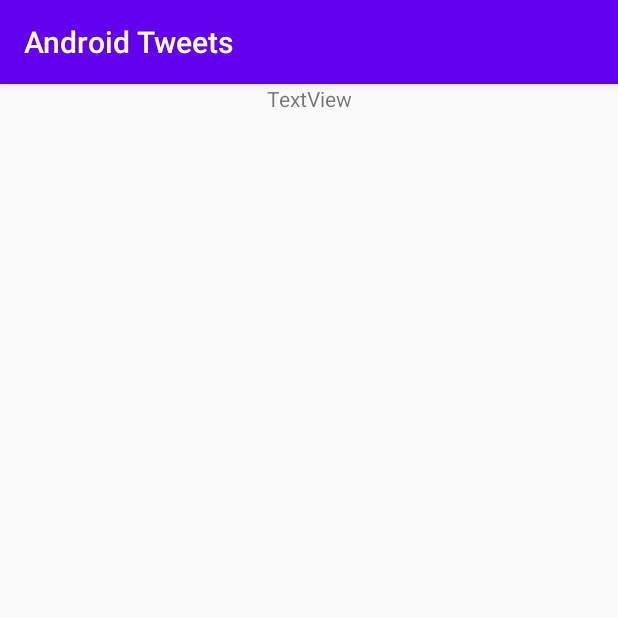
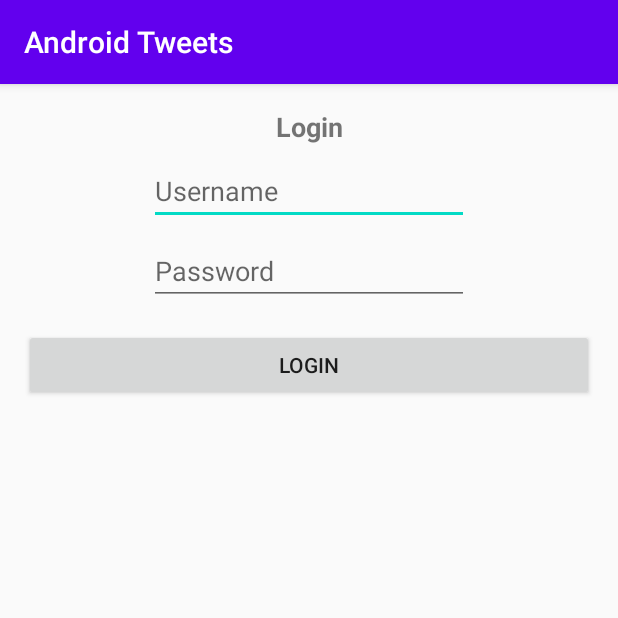
Before and after one commit to GWU-CSCI-4237-Spring-2021/Android-Tweets, an Android app: the screen it shows after launch (MainActivity), on a phone screen of 412 x 824 dp, the top half of it. Run offline under Robolectric (Android 15) with nearby library versions, the phone set to English and light mode, and no system bars.

Commit message:
Lecture 3 - Android Basics - Activity UI & Behaviors

```diff
--- a/app/src/main/java/edu/gwu/androidtweets/MainActivity.kt
+++ b/app/src/main/java/edu/gwu/androidtweets/MainActivity.kt
@@ -2,10 +2,33 @@ package edu.gwu.androidtweets
 
 import androidx.appcompat.app.AppCompatActivity
 import android.os.Bundle
+import android.util.Log
+import android.widget.Button
+import android.widget.EditText
+import android.widget.ProgressBar
+
 
 class MainActivity : AppCompatActivity() {
+
+    private lateinit var username: EditText
+    private lateinit var password: EditText
+    private lateinit var login: Button
+    private lateinit var progressBar: ProgressBar
+
     override fun onCreate(savedInstanceState: Bundle?) {
         super.onCreate(savedInstanceState)
         setContentView(R.layout.activity_main)
+
+        username = findViewById(R.id.username)
+        password = findViewById(R.id.password)
+        login = findViewById(R.id.login)
+        progressBar = findViewById(R.id.progressBar)
+
+        // TODO - re-enable this line
+        // login.setEnabled(false)
+
+        login.setOnClickListener {
+            Log.d("MainActivity", "Button clicked!")
+        }
     }
 }
--- a/app/src/main/res/layout/activity_main.xml
+++ b/app/src/main/res/layout/activity_main.xml
@@ -7,11 +7,62 @@
     tools:context=".MainActivity">
 
     <TextView
-        android:id="@+id/textView"
+        android:id="@+id/title"
         android:layout_width="wrap_content"
         android:layout_height="wrap_content"
-        android:text="TextView"
+        android:layout_marginTop="16dp"
+        android:text="@string/login"
+        android:textSize="18sp"
+        android:textStyle="bold"
         app:layout_constraintEnd_toEndOf="parent"
         app:layout_constraintStart_toStartOf="parent"
         app:layout_constraintTop_toTopOf="parent" />
+
+    <EditText
+        android:id="@+id/username"
+        android:layout_width="wrap_content"
+        android:layout_height="wrap_content"
+        android:layout_marginTop="8dp"
+        android:ems="10"
+        android:hint="@string/username"
+        android:inputType="textPersonName"
+        app:layout_constraintEnd_toEndOf="parent"
+        app:layout_constraintStart_toStartOf="parent"
+        app:layout_constraintTop_toBottomOf="@+id/title" />
+
+    <EditText
+        android:id="@+id/password"
+        android:layout_width="wrap_content"
+        android:layout_height="wrap_content"
+        android:layout_marginTop="8dp"
+        android:ems="10"
+        android:hint="@string/password"
+        android:inputType="textPassword"
+        app:layout_constraintEnd_toEndOf="parent"
+        app:layout_constraintStart_toStartOf="parent"
+        app:layout_constraintTop_toBottomOf="@+id/username" />
+
+    <Button
+        android:id="@+id/login"
+        android:layout_width="0dp"
+        android:layout_height="wrap_content"
+        android:layout_marginStart="16dp"
+        android:layout_marginTop="16dp"
+        android:layout_marginEnd="16dp"
+        android:text="@string/login"
+        app:layout_constraintEnd_toEndOf="parent"
+        app:layout_constraintStart_toStartOf="parent"
+        app:layout_constraintTop_toBottomOf="@+id/password" />
+
+    <ProgressBar
+        android:id="@+id/progressBar"
+        style="?android:attr/progressBarStyle"
+        android:layout_width="wrap_content"
+        android:layout_height="wrap_content"
+        android:layout_marginTop="16dp"
+        android:visibility="invisible"
+        app:layout_constraintEnd_toEndOf="parent"
+        app:layout_constraintStart_toStartOf="parent"
+        app:layout_constraintTop_toBottomOf="@+id/login" />
+
 </androidx.constraintlayout.widget.ConstraintLayout>
--- a/app/src/main/res/values/strings.xml
+++ b/app/src/main/res/values/strings.xml
@@ -1,3 +1,6 @@
 <resources>
     <string name="app_name">Android Tweets</string>
+    <string name="login">Login</string>
+    <string name="username">Username</string>
+    <string name="password">Password</string>
 </resources>
```
Also changed, not shown: app/src/main/res/layout/activity_main_linear.xml (added, +52 -0 lines).
